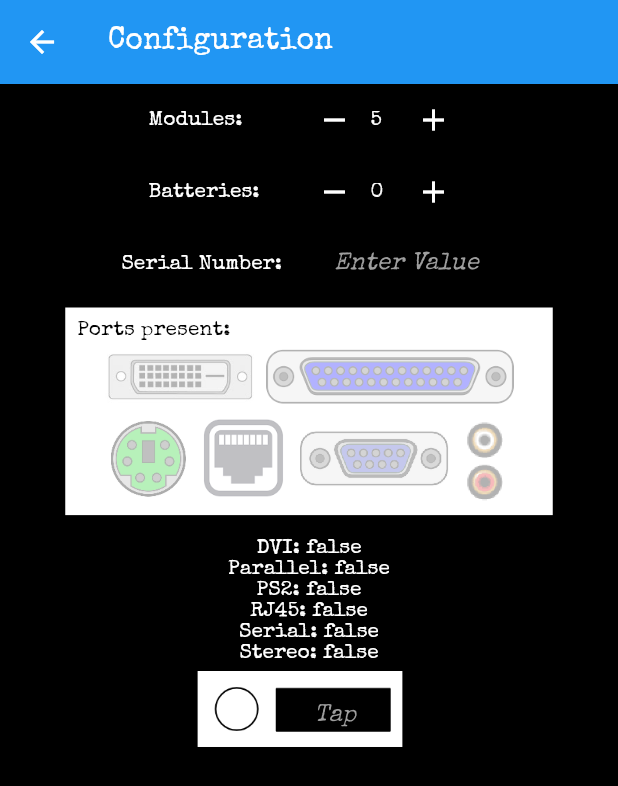
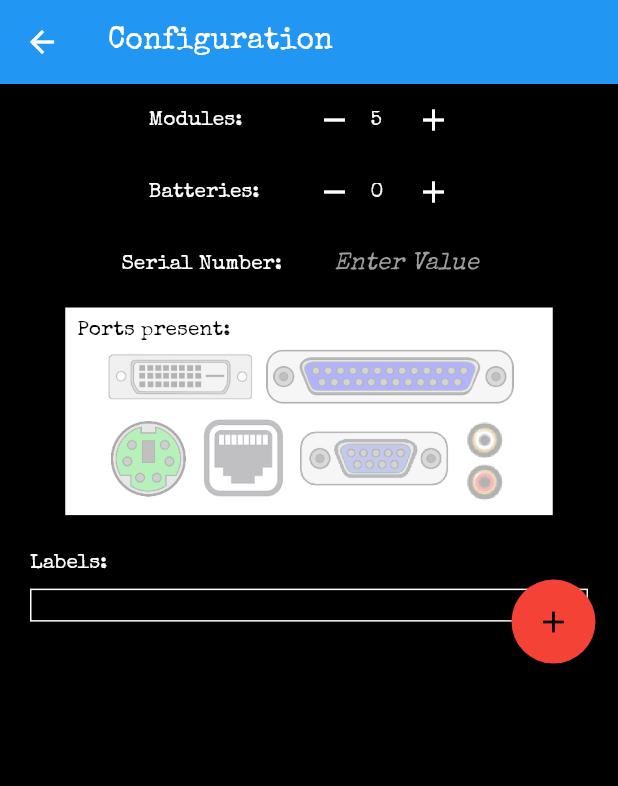
Before and after one commit to pkoutinas/ktne_buster, a Flutter app: the ConfigScreen screen opened directly with empty values, on a phone screen of 412 x 824 dp. Shown: the top 786 px of the screen. Run offline on Flutter 3.47's test engine with Material 2 defaults, Android fonts, the light colour scheme and no system bars.

Commit message:
2019-01-18:  - Completed ConfigScreen!

```diff
--- a/lib/ConfigScreen.dart
+++ b/lib/ConfigScreen.dart
@@ -36,9 +36,23 @@ class _ConfigScreenState extends State<ConfigScreen> {
     });
   }
 
-  void _labelCreated(Label newLabel) {
+  _addLabel(BuildContext context) async {
+    final Map<String, bool> result = await Navigator.push(
+        context,
+        MaterialPageRoute(
+          builder: (context) => AlertDialog(
+              title: new Text('Create Label: '), content: LabelWidget()),
+        ));
     setState(() {
-      //widget.config.addLabel(newLabel);
+      result.isNotEmpty && !result.containsKey("___")
+          ? widget.config.labels.addAll(result)
+          : {};
+    });
+  }
+
+  void _removeLabel(String myValue) {
+    setState(() {
+      widget.config.labels.remove(myValue);
     });
   }
 
@@ -48,7 +62,8 @@ class _ConfigScreenState extends State<ConfigScreen> {
       appBar: AppBar(
         title: Text("Configuration"),
       ),
-      body: Column(children: [
+      body: ListView(shrinkWrap: true, children: [
+        Column(children: [
           PlusMinusWidget(
               name: 'Modules: ',
               defaultValue: widget.config.modules,
@@ -62,14 +77,64 @@ class _ConfigScreenState extends State<ConfigScreen> {
                   ? 'Enter Value'
                   : widget.config.serial,
               onChanged: _serialChanged),
-        PortWidget(defaultValue: false, onChanged: _portChanged),
-        Text("DVI: " + widget.config.getPortValue("DVI").toString()),
-        Text("Parallel: " + widget.config.getPortValue("Parallel").toString()),
-        Text("PS2: " + widget.config.getPortValue("PS2").toString()),
-        Text("RJ45: " + widget.config.getPortValue("RJ45").toString()),
-        Text("Serial: " + widget.config.getPortValue("Serial").toString()),
-        Text("Stereo: " + widget.config.getPortValue("Stereo").toString()),
-        LabelWidget(onChanged: _labelCreated)
+          PortWidget(defaultValue: {
+            "DVI": widget.config.getPortValue("DVI"),
+            "Parallel": widget.config.getPortValue("Parallel"),
+            "PS2": widget.config.getPortValue("PS2"),
+            "RJ45": widget.config.getPortValue("RJ45"),
+            "Serial": widget.config.getPortValue("Serial"),
+            "Stereo": widget.config.getPortValue("Stereo")
+          }, onChanged: _portChanged),
+        ]),
+        Column(children: [
+          Row(children: []),
+          Container(
+              alignment: Alignment(-1.0, -1.0),
+              padding: new EdgeInsets.only(top: 10.0, left: 20.0),
+              child: Text("Labels: ",
+                  style: TextStyle(
+                    color: Colors.white,
+                  ))),
+          Stack(
+            alignment: Alignment(1, -1),
+              children: [
+            Container(
+                margin: EdgeInsets.only(top: 10.0, left: 20.0, right: 20.0),
+                padding: EdgeInsets.only(top: 0.0, left: 10.0, right: 10.0, bottom: 20),
+                decoration:
+                    BoxDecoration(border: Border.all(color: Colors.white)),
+                child: GridView.builder(
+                  gridDelegate:
+                  SliverGridDelegateWithFixedCrossAxisCount(crossAxisCount: 2,mainAxisSpacing: 0,childAspectRatio: 2),
+                  shrinkWrap: true,
+
+                  itemCount: widget.config.labels.length,
+                  itemBuilder: (context, position) {
+                    String key = widget.config.labels.keys.elementAt(position);
+                    bool val = widget.config.labels.values.elementAt(position);
+                    return new GestureDetector(
+                      onTap: (){_removeLabel(widget.config.labels.keys.elementAt(position));},
+                        child:
+                        Container(
+                      margin: EdgeInsets.only(top:18.0),
+                        child:
+                        LabelView(label: MapEntry(key, val))
+                    ));
+                    },
+                )),
+            Container(
+              //alignment: Alignment(1, 1),
+              margin: EdgeInsets.only(top: 4, right: 15.0),
+              child: FloatingActionButton(
+                  onPressed: () {
+                    _addLabel(context);
+                  },
+                  backgroundColor: Colors.red,
+                  foregroundColor: Colors.black,
+                  child: Icon(Icons.add)),
+            ),
+          ]),
+        ]),
       ]),
     );
   }
--- a/lib/Configurator.dart
+++ b/lib/Configurator.dart
@@ -1,11 +1,10 @@
-import 'helper.dart';
 
 class Configurator {
   int strikes;
   int modules;
   int batteries;
   String serial;
-  List<Label> _labels;
+  Map<String, bool> labels;
   Map<String, bool> _ports;
 
   Configurator() {
@@ -13,7 +12,8 @@ class Configurator {
     modules = 5;
     batteries = 0;
     serial = "";
-    _labels = new List(0);
+    labels = {};
+
     _ports = {"DVI":false,"Parallel":false,"PS2":false,"RJ45":false,"Serial":false,"Stereo":false};
   }
 
@@ -29,11 +29,7 @@ class Configurator {
     _ports[name] = !_ports[name];
   }
 
-  void addLabel(Label newLabel) {
-    _labels.add(newLabel);
-  }
-
-  void createLabel(bool led, String labelText) {
-    _labels.add(new Label(led, labelText));
+  void addLabel(Map<String, bool> entry) {
+    labels.addAll(entry);
   }
 }
--- a/lib/helper.dart
+++ b/lib/helper.dart
@@ -136,7 +136,7 @@ class _SerialWidgetState extends State<SerialWidget> {
 }
 
 class PortWidget extends StatefulWidget {
-  final bool defaultValue;
+  final Map<String, bool> defaultValue;
   final ValueChanged<String> onChanged;
 
   PortWidget({Key key, @required this.defaultValue, @required this.onChanged})
@@ -146,18 +146,10 @@ class PortWidget extends StatefulWidget {
 }
 
 class _PortWidgetState extends State<PortWidget> {
-  Map<String, bool> _portSet = {
-    "DVI": false,
-    "Parallel": false,
-    "PS2": false,
-    "RJ45": false,
-    "Serial": false,
-    "Stereo": false
-  };
 
   void _togglePort(String name) {
     widget.onChanged(name);
-    _portSet[name] = !_portSet[name];
+    widget.defaultValue[name] = !widget.defaultValue[name];
   }
 
   @override
@@ -196,7 +188,7 @@ class _PortWidgetState extends State<PortWidget> {
                               _togglePort("DVI");
                             },
                             child: Opacity(
-                                opacity: _portSet["DVI"] ? 1 : 0.3,
+                                opacity: widget.defaultValue["DVI"] ? 1 : 0.3,
                                 child: Image.asset(
                                   'images/controls/ports/dvi.png',
                                   width: 100,
@@ -208,7 +200,8 @@ class _PortWidgetState extends State<PortWidget> {
                               _togglePort("Parallel");
                             },
                             child: Opacity(
-                                opacity: _portSet["Parallel"] ? 1 : 0.3,
+                                opacity:
+                                    widget.defaultValue["Parallel"] ? 1 : 0.3,
                                 child: Image.asset(
                                   'images/controls/ports/parallel.png',
                                   width: 165,
@@ -225,7 +218,7 @@ class _PortWidgetState extends State<PortWidget> {
                               _togglePort("PS2");
                             },
                             child: Opacity(
-                                opacity: _portSet["PS2"] ? 1 : 0.34,
+                                opacity: widget.defaultValue["PS2"] ? 1 : 0.34,
                                 child: Image.asset(
                                   'images/controls/ports/ps2.png',
                                   width: 50,
@@ -237,7 +230,7 @@ class _PortWidgetState extends State<PortWidget> {
                               _togglePort("RJ45");
                             },
                             child: Opacity(
-                                opacity: _portSet["RJ45"] ? 1 : 0.3,
+                                opacity: widget.defaultValue["RJ45"] ? 1 : 0.3,
                                 child: Image.asset(
                                     'images/controls/ports/rj45.png',
                                     width: 60)))),
@@ -248,7 +241,8 @@ class _PortWidgetState extends State<PortWidget> {
                               _togglePort("Serial");
                             },
                             child: Opacity(
-                                opacity: _portSet["Serial"] ? 1 : 0.3,
+                                opacity:
+                                    widget.defaultValue["Serial"] ? 1 : 0.3,
                                 child: Image.asset(
                                   'images/controls/ports/serial.png',
                                   width: 100,
@@ -260,7 +254,8 @@ class _PortWidgetState extends State<PortWidget> {
                               _togglePort("Stereo");
                             },
                             child: Opacity(
-                                opacity: _portSet["Stereo"] ? 1 : 0.3,
+                                opacity:
+                                    widget.defaultValue["Stereo"] ? 1 : 0.3,
                                 child: Image.asset(
                                   'images/controls/ports/stereo.png',
                                   width: 30,
@@ -270,64 +265,63 @@ class _PortWidgetState extends State<PortWidget> {
   }
 }
 
-class LabelGridWidget extends StatefulWidget {
-  final ValueChanged<Label> onChanged;
-
-  LabelGridWidget({Key key, @required this.onChanged}) : super(key: key);
-
-  _LabelGridWidgetState createState() => _LabelGridWidgetState();
+bool useWhiteForeground(Color color) {
+  return 1.05 / (color.computeLuminance() + 0.05) > 4.5;
 }
 
-class _LabelGridWidgetState extends State<LabelGridWidget> {
+class LabelView extends StatelessWidget{
+  final MapEntry<String, bool> label;
+
+  LabelView({Key key,@required MapEntry<String, bool> this.label}):super(key:key);
   @override
-  Widget build(BuildContext context) {
-    return Container(
-        child: Expanded(
-            child: GridView.count(
-      crossAxisCount: 2,
+  Widget build(BuildContext context ) {
+  return Column(mainAxisSize: MainAxisSize.min, children: [
+  Container(
+    padding: const EdgeInsets.only(left: 4.0, right: 4.0),
+    width: 170.0,
+    child:
+      Stack(
         children: <Widget>[
-        ListTile(
-          leading: Icon(Icons.map, color: Colors.white),
-          title: Text('Map', style: TextStyle(color: Colors.white)),
+      Image.asset(
+          label.value ? 'images/controls/label_on.png'
+        : 'images/controls/label_off.png',
+        width: 150,
       ),
-        ListTile(
-          leading: Icon(Icons.photo_album, color: Colors.white),
-          title: Text('Album', style: TextStyle(color: Colors.white)),
-        ),
-        ListTile(
-          leading: Icon(
-            Icons.phone,
-            color: Colors.white,
-          ),
-          title: Text('Phone', style: TextStyle(color: Colors.white)),
+          Container(
+              //margin: const EdgeInsets.only(left: 58.0),
+              padding: const EdgeInsets.only(left: 73.0, top: 22.0),
+              child:
+                Text(label.key, style: TextStyle(color: Colors.white, fontSize: 20.0))
           ),
     ],
-    )));
+  ))
+  ]);
   }
 }
 
 class LabelWidget extends StatefulWidget {
-  final ValueChanged<Label> onChanged;
-  bool isSet = false;
-  String defaultValue = "Tap";
 
-  LabelWidget({Key key, @required this.onChanged}) : super(key: key);
+  LabelWidget({Key key}) : super(key: key);
 
   _LabelWidgetState createState() => _LabelWidgetState();
 }
 
 class _LabelWidgetState extends State<LabelWidget> {
+  bool _isSet = false;
+  String _defaultValue = "___";
 
   void _toggleImage() {
-    widget.isSet = !widget.isSet;
+    _isSet = !_isSet;
   }
+
   void _setLabelValue(String value) {
-    widget.defaultValue = value;
+    _defaultValue = value;
   }
 
   @override
   Widget build(BuildContext context) {
-    return Container(
+    return Column(mainAxisSize: MainAxisSize.min, children: [
+      Container(
           padding: const EdgeInsets.only(left: 4.0, right: 4.0),
           width: 170.0,
           child: Stack(children: [
@@ -338,16 +332,16 @@ class _LabelWidgetState extends State<LabelWidget> {
                   });
                 },
                 child: Image.asset(
-                widget.isSet
+                  _isSet
                       ? 'images/controls/label_on.png'
                       : 'images/controls/label_off.png',
                   width: 150,
                 )),
             Container(
-              margin: const EdgeInsets.only(left: 35.0),
+                margin: const EdgeInsets.only(left: 58.0),
                 padding: const EdgeInsets.only(top: 11.0),
-              child:
-              TextField(
+                width: 80,
+                child: TextField(
                   textCapitalization: TextCapitalization.characters,
                   textInputAction: TextInputAction.done,
                   maxLength: 3,
@@ -355,32 +349,36 @@ class _LabelWidgetState extends State<LabelWidget> {
                   textAlign: TextAlign.center,
                   style: TextStyle(color: Colors.white),
                   decoration: InputDecoration(
-                hintText: widget.defaultValue,
-                hintStyle: widget.defaultValue == "Tap"
+                    hintText: _defaultValue,
+                    hintStyle: _defaultValue == "___"
                         ? TextStyle(
                             color: Colors.grey, fontStyle: FontStyle.italic)
-                    : TextStyle(
-                  color: Colors.white,
-                ),
+                        : TextStyle(color: Colors.white, fontSize: 10.0),
                   ),
                   onChanged: (text) {
                     _setLabelValue(text);
                   },
                 )),
-        ]));
+          ])),
+      Row(mainAxisAlignment: MainAxisAlignment.center, children: [
+        new FlatButton(
+          child: new Text('Back', style: TextStyle(color: Colors.red),),
+          onPressed: () {
+            setState(() {Navigator.of(context).pop({_defaultValue:_isSet});
+            });
+          },
+        ),
+        new FlatButton(
+          child: new Text('Ready', style: TextStyle(fontWeight: FontWeight.bold)),
+          onPressed: () {
+            setState(() {
+              (_defaultValue.length == 3 && _defaultValue != "___")
+                  ? Navigator.of(context).pop({_defaultValue:_isSet})
+                  : {};
+            });
+          },
+        ),
+      ])
+    ]);
   }
 }
-
-class Label {
-  bool led;
-  String labelText;
-
-  Label(bool led, String labelText) {
-    this.led = led;
-    this.labelText = labelText;
-  }
-}
-
-bool useWhiteForeground(Color color) {
-  return 1.05 / (color.computeLuminance() + 0.05) > 4.5;
-}
```
Lines whose indentation alone changed are shown as unchanged.
